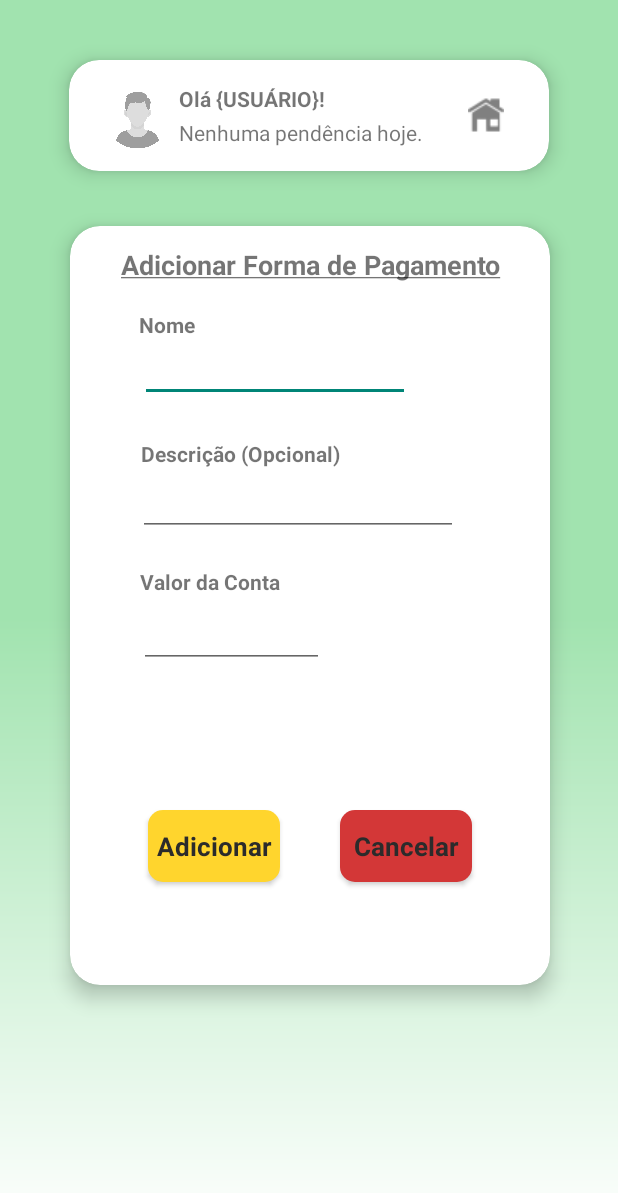
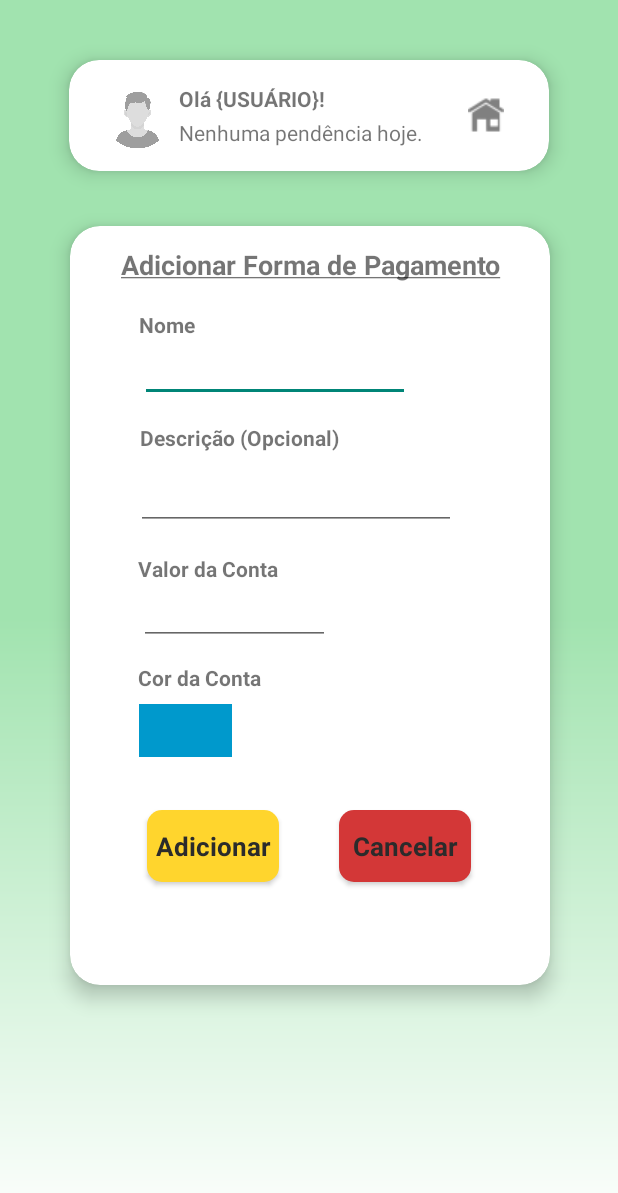
Before and after one commit to Little-Tooth-Tecnologies/tooth-wallet, an Android app: the AddPaymentEntryActivity screen opened directly, with no data from a screen before it, on a phone screen of 412 x 824 dp. Shown: the top 1193 px of the screen. Run offline under Robolectric (Android 15) with nearby library versions, the light colour scheme and no system bars; our stand-ins replace Firebase (no records; nobody signed in at launch, a user with empty details on screens opened directly); Roboto replaces fonts that are not available here.

Commit message:
colorPicker feito*
*falta dar uma melhorada no design

```diff
--- /dev/null
+++ b/app/src/main/res/drawable/square_rounded_corners.xml
@@ -0,0 +1,5 @@
+<?xml version="1.0" encoding="utf-8"?>
+<shape xmlns:android="http://schemas.android.com/apk/res/android">
+    <solid android:color="#FFFFFF" />
+    <corners android:radius="12dp" />
+</shape>
--- a/app/src/main/res/layout/activity_add_payment_entry.xml
+++ b/app/src/main/res/layout/activity_add_payment_entry.xml
@@ -103,8 +103,32 @@
             android:layout_height="481dp"
             android:layout_gravity="center">
 
+            <View
+                android:id="@+id/colorPickerButton"
+                android:layout_width="62dp"
+                android:layout_height="35dp"
+                android:layout_gravity="center"
+                android:layout_marginTop="8dp"
+                android:background="@android:color/holo_blue_dark"
+                app:layout_constraintEnd_toEndOf="parent"
+                app:layout_constraintHorizontal_bias="0.154"
+                app:layout_constraintStart_toStartOf="parent"
+                app:layout_constraintTop_toBottomOf="@+id/colorTitle" />
+
+            <TextView
+                android:id="@+id/colorTitle"
+                android:layout_width="wrap_content"
+                android:layout_height="wrap_content"
+                android:layout_marginStart="36dp"
+                android:layout_marginTop="12dp"
+
+                android:text="@string/paymentEntry_colorValue"
+                android:textStyle="bold"
+                app:layout_constraintStart_toStartOf="parent"
+                app:layout_constraintTop_toBottomOf="@+id/inputValueEntry" />
+
             <Button
-                android:id="@+id/btnCancel2"
+                android:id="@+id/btnCancel"
                 style="@style/buttonRed_logout"
                 android:layout_width="wrap_content"
                 android:layout_height="wrap_content"
@@ -115,21 +139,21 @@
                 app:layout_constraintBottom_toBottomOf="parent"
                 app:layout_constraintEnd_toEndOf="parent"
                 app:layout_constraintHorizontal_bias="0.93"
-                app:layout_constraintStart_toEndOf="@+id/button4"
+                app:layout_constraintStart_toEndOf="@+id/btnAddPayment"
                 app:layout_constraintTop_toBottomOf="@+id/inputValueEntry"
                 app:layout_constraintVertical_bias="1.0" />
 
             <Button
-                android:id="@+id/button4"
+                android:id="@+id/btnAddPayment"
                 style="@style/buttonYellow"
                 android:layout_width="wrap_content"
                 android:layout_height="wrap_content"
                 android:layout_marginBottom="56dp"
+                android:onClick="addNewPaymentMethod"
                 android:text="@string/home_add_button"
-                android:onClick="addNewPaymentMethod"
                 app:layout_constraintBottom_toBottomOf="parent"
                 app:layout_constraintEnd_toEndOf="parent"
-                app:layout_constraintHorizontal_bias="0.201"
+                app:layout_constraintHorizontal_bias="0.197"
                 app:layout_constraintStart_toStartOf="parent"
                 app:layout_constraintTop_toBottomOf="@+id/inputValueEntry"
                 app:layout_constraintVertical_bias="1.0" />
@@ -155,24 +179,23 @@
 
                 app:layout_constraintBottom_toTopOf="@+id/inputPaymentEntryDesc"
                 app:layout_constraintEnd_toEndOf="parent"
-                app:layout_constraintHorizontal_bias="0.225"
+                app:layout_constraintHorizontal_bias="0.22"
                 app:layout_constraintStart_toStartOf="parent"
-                app:layout_constraintTop_toBottomOf="@+id/textView3"
-                app:layout_constraintVertical_bias="1.0" />
+                app:layout_constraintTop_toBottomOf="@+id/inputPaymentEntryName"
+                app:layout_constraintVertical_bias="0.68" />
 
             <TextView
                 android:id="@+id/textView15"
                 android:layout_width="wrap_content"
                 android:layout_height="wrap_content"
+                android:layout_marginTop="16dp"
                 android:text="@string/paymentEntry_entryValue"
+
                 android:textStyle="bold"
-
-                app:layout_constraintBottom_toTopOf="@+id/inputValueEntry"
                 app:layout_constraintEnd_toEndOf="parent"
-                app:layout_constraintHorizontal_bias="0.180"
+                app:layout_constraintHorizontal_bias="0.173"
                 app:layout_constraintStart_toStartOf="parent"
-                app:layout_constraintTop_toBottomOf="@+id/inputPaymentEntryDesc"
-                app:layout_constraintVertical_bias="1.0" />
+                app:layout_constraintTop_toBottomOf="@+id/inputPaymentEntryDesc" />
 
             <Button
                 android:id="@+id/button"
@@ -216,26 +239,25 @@
                 android:id="@+id/inputPaymentEntryDesc"
                 android:layout_width="wrap_content"
                 android:layout_height="wrap_content"
-                android:layout_marginTop="44dp"
+                android:layout_marginTop="40dp"
                 android:ems="10"
                 android:gravity="start|top"
                 android:inputType="textMultiLine"
                 app:layout_constraintEnd_toEndOf="parent"
-                app:layout_constraintHorizontal_bias="0.406"
+                app:layout_constraintHorizontal_bias="0.395"
                 app:layout_constraintStart_toStartOf="parent"
                 app:layout_constraintTop_toBottomOf="@+id/inputPaymentEntryName" />
 
             <EditText
                 android:id="@+id/inputValueEntry"
-                android:layout_width="123dp"
-                android:layout_height="48dp"
-                android:layout_marginTop="40dp"
+                android:layout_width="127dp"
+                android:layout_height="41dp"
                 android:ems="10"
                 android:inputType="number"
                 app:layout_constraintEnd_toEndOf="parent"
-                app:layout_constraintHorizontal_bias="0.207"
+                app:layout_constraintHorizontal_bias="0.212"
                 app:layout_constraintStart_toStartOf="parent"
-                app:layout_constraintTop_toBottomOf="@+id/inputPaymentEntryDesc" />
+                app:layout_constraintTop_toBottomOf="@+id/textView15" />
 
         </androidx.constraintlayout.widget.ConstraintLayout>
 
--- a/app/src/main/res/values/strings.xml
+++ b/app/src/main/res/values/strings.xml
@@ -79,6 +79,7 @@
     <string name="paymentEntry_entryName">Nome</string>
     <string name="paymentEntry_entryDesc">Descrição (Opcional)</string>
     <string name="paymentEntry_entryValue">Valor da Conta</string>
+    <string name="paymentEntry_colorValue">Cor da Conta</string>
     <string name="expenseEntry_topText">Adicionar Despesa</string>
     <string name="expenseEntry_topText_underlined"><u>Adicionar Despesa</u></string>
     <string name="expenseEntry_entryTitle">Titulo da Despesa</string>
--- a/app/src/main/res/values/themes.xml
+++ b/app/src/main/res/values/themes.xml
@@ -3,4 +3,15 @@
     <style name="Base.Theme.LittleToothWallet" parent="Theme.AppCompat.Light.NoActionBar">
         <item name="colorPrimary">@color/mint_green_primary</item>
     </style>
+
+    <!-- AlertDialog Theme -->
+    <style name="CustomAlertDialogTheme" parent="Theme.MaterialComponents.Light.Dialog.Alert">
+        <item name="colorPrimary">@color/mint_green_primary</item>
+        <item name="colorPrimaryDark">@color/mint_green_primary</item>
+        <item name="colorAccent">@color/mint_green_primary</item>
+        <item name="android:background">@color/mint_green_primary</item>
+        <item name="android:textColor">@android:color/white</item>
+        <item name="android:textColorPrimary">@android:color/white</item>
+        <item name="buttonBarNegativeButtonStyle">@android:color/white</item>
+    </style>
 </resources>
```
Also changed, not shown: app/src/main/java/com/example/littletoothwallet/controller/AddPaymentEntryActivity.kt (+65 -4 lines), app/src/main/java/com/example/littletoothwallet/controller/ColorAdapter.kt (added, +44 -0 lines), app/src/main/java/com/example/littletoothwallet/controller/GridSpacingItemDecoration.kt (added, +41 -0 lines), app/src/main/res/layout/color_item.xml (added, +17 -0 lines), 2 other files.
